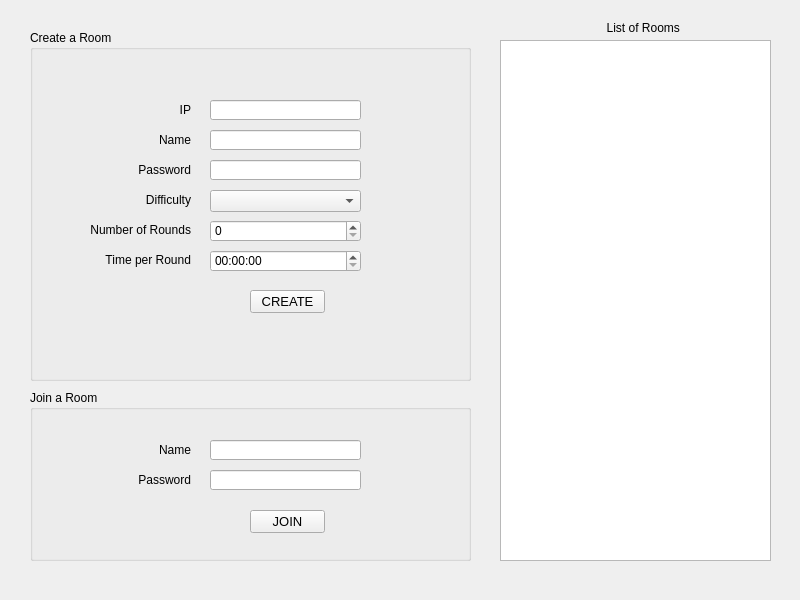
Above: klient/MainWindow.ui from hkereb/Hangman before the change. Below: the same form after it.
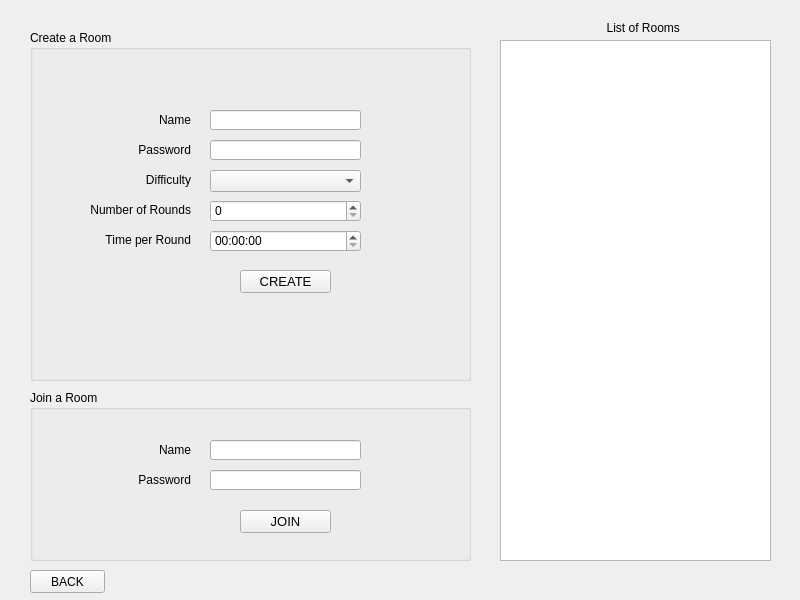
That is the form after the change. The open tabs and pages were chosen to show the change.

```diff
--- a/klient/MainWindow.ui
+++ b/klient/MainWindow.ui
@@ -143,7 +143,33 @@
      <widget class="QLabel" name="check_label">
       <property name="geometry">
        <rect>
-        <x>530</x>
+        <x>280</x>
+        <y>290</y>
+        <width>241</width>
+        <height>20</height>
+       </rect>
+      </property>
+     </widget>
+     <widget class="QLabel" name="ip_label">
+      <property name="geometry">
+       <rect>
+        <x>220</x>
+        <y>290</y>
+        <width>51</width>
+        <height>20</height>
+       </rect>
+      </property>
+      <property name="text">
+       <string>Server IP</string>
+      </property>
+      <property name="alignment">
+       <set>Qt::AlignmentFlag::AlignCenter</set>
+      </property>
+     </widget>
+     <widget class="QLabel" name="nick_label">
+      <property name="geometry">
+       <rect>
+        <x>206</x>
         <y>320</y>
         <width>21</width>
         <height>21</height>
@@ -172,24 +198,11 @@
       <property name="title">
        <string>Create a Room </string>
       </property>
-      <widget class="QLineEdit" name="create_IP_field">
-       <property name="geometry">
-        <rect>
-         <x>180</x>
-         <y>70</y>
-         <width>151</width>
-         <height>20</height>
-        </rect>
-       </property>
-       <property name="inputMask">
-        <string/>
-       </property>
-      </widget>
       <widget class="QLineEdit" name="create_name_field">
        <property name="geometry">
         <rect>
          <x>180</x>
-         <y>100</y>
+         <y>80</y>
          <width>151</width>
          <height>20</height>
         </rect>
@@ -202,7 +215,7 @@
        <property name="geometry">
         <rect>
          <x>180</x>
-         <y>130</y>
+         <y>110</y>
          <width>151</width>
          <height>20</height>
         </rect>
@@ -215,7 +228,7 @@
        <property name="geometry">
         <rect>
          <x>180</x>
-         <y>160</y>
+         <y>140</y>
          <width>151</width>
          <height>22</height>
         </rect>
@@ -225,7 +238,7 @@
        <property name="geometry">
         <rect>
          <x>180</x>
-         <y>190</y>
+         <y>170</y>
          <width>151</width>
          <height>22</height>
         </rect>
@@ -235,7 +248,7 @@
        <property name="geometry">
         <rect>
          <x>180</x>
-         <y>220</y>
+         <y>200</y>
          <width>151</width>
          <height>22</height>
         </rect>
@@ -244,9 +257,9 @@
       <widget class="QPushButton" name="create_btn">
        <property name="geometry">
         <rect>
-         <x>220</x>
-         <y>260</y>
-         <width>75</width>
+         <x>210</x>
+         <y>240</y>
+         <width>91</width>
          <height>23</height>
         </rect>
        </property>
@@ -259,39 +272,17 @@
         <string>CREATE</string>
        </property>
       </widget>
-      <widget class="QLabel" name="ip_label">
-       <property name="geometry">
-        <rect>
-         <x>110</x>
-         <y>70</y>
-         <width>51</width>
-         <height>20</height>
-        </rect>
-       </property>
-       <property name="layoutDirection">
-        <enum>Qt::LayoutDirection::LeftToRight</enum>
-       </property>
-       <property name="text">
-        <string> IP</string>
-       </property>
-       <property name="alignment">
-        <set>Qt::AlignmentFlag::AlignRight|Qt::AlignmentFlag::AlignTrailing|Qt::AlignmentFlag::AlignVCenter</set>
-       </property>
-       <property name="margin">
-        <number>0</number>
-       </property>
-      </widget>
       <widget class="QLabel" name="name_label">
        <property name="geometry">
         <rect>
          <x>100</x>
-         <y>100</y>
+         <y>80</y>
          <width>61</width>
          <height>20</height>
         </rect>
        </property>
        <property name="text">
-        <string> Name</string>
+        <string>Name</string>
        </property>
        <property name="alignment">
         <set>Qt::AlignmentFlag::AlignRight|Qt::AlignmentFlag::AlignTrailing|Qt::AlignmentFlag::AlignVCenter</set>
@@ -301,7 +292,7 @@
        <property name="geometry">
         <rect>
          <x>100</x>
-         <y>130</y>
+         <y>110</y>
          <width>61</width>
          <height>20</height>
         </rect>
@@ -317,7 +308,7 @@
        <property name="geometry">
         <rect>
          <x>100</x>
-         <y>160</y>
+         <y>140</y>
          <width>61</width>
          <height>20</height>
         </rect>
@@ -332,9 +323,9 @@
       <widget class="QLabel" name="number_label">
        <property name="geometry">
         <rect>
-         <x>60</x>
-         <y>190</y>
-         <width>101</width>
+         <x>50</x>
+         <y>170</y>
+         <width>111</width>
          <height>20</height>
         </rect>
        </property>
@@ -349,7 +340,7 @@
        <property name="geometry">
         <rect>
          <x>70</x>
-         <y>220</y>
+         <y>200</y>
          <width>91</width>
          <height>20</height>
         </rect>
@@ -403,24 +394,6 @@
         <number>20</number>
        </property>
       </widget>
-      <widget class="QPushButton" name="join_btn">
-       <property name="geometry">
-        <rect>
-         <x>220</x>
-         <y>120</y>
-         <width>75</width>
-         <height>23</height>
-        </rect>
-       </property>
-       <property name="font">
-        <font>
-         <pointsize>10</pointsize>
-        </font>
-       </property>
-       <property name="text">
-        <string>JOIN</string>
-       </property>
-      </widget>
       <widget class="QLineEdit" name="join_room_name_field">
        <property name="geometry">
         <rect>
@@ -472,6 +445,24 @@
         <set>Qt::AlignmentFlag::AlignRight|Qt::AlignmentFlag::AlignTrailing|Qt::AlignmentFlag::AlignVCenter</set>
        </property>
       </widget>
+      <widget class="QPushButton" name="join_btn">
+       <property name="geometry">
+        <rect>
+         <x>210</x>
+         <y>120</y>
+         <width>91</width>
+         <height>23</height>
+        </rect>
+       </property>
+       <property name="font">
+        <font>
+         <pointsize>10</pointsize>
+        </font>
+       </property>
+       <property name="text">
+        <string>JOIN</string>
+       </property>
+      </widget>
      </widget>
      <widget class="QListWidget" name="rooms_list">
       <property name="geometry">
@@ -496,6 +487,19 @@
        <string>  List of Rooms </string>
       </property>
      </widget>
+     <widget class="QPushButton" name="create_join_back_btn">
+      <property name="geometry">
+       <rect>
+        <x>30</x>
+        <y>570</y>
+        <width>75</width>
+        <height>23</height>
+       </rect>
+      </property>
+      <property name="text">
+       <string>BACK</string>
+      </property>
+     </widget>
     </widget>
     <widget class="QWidget" name="waitroom_page">
      <widget class="QLabel" name="waiting_label">
```
Left out of the diff: 163 changed lines with no effect on the pictures.
